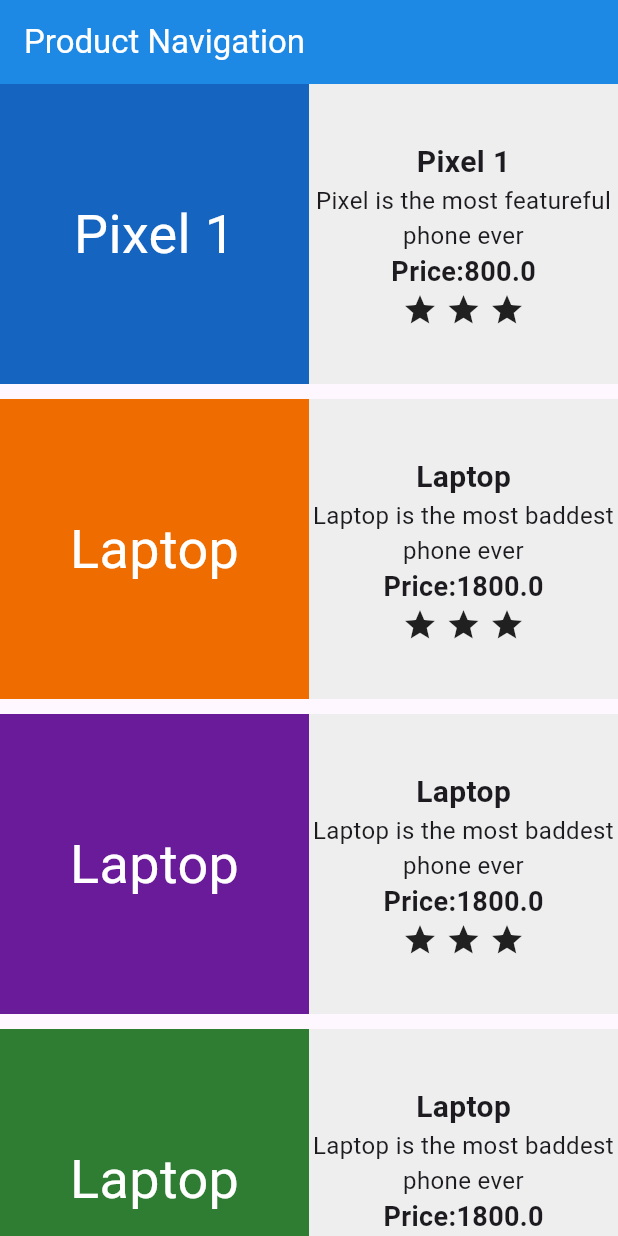
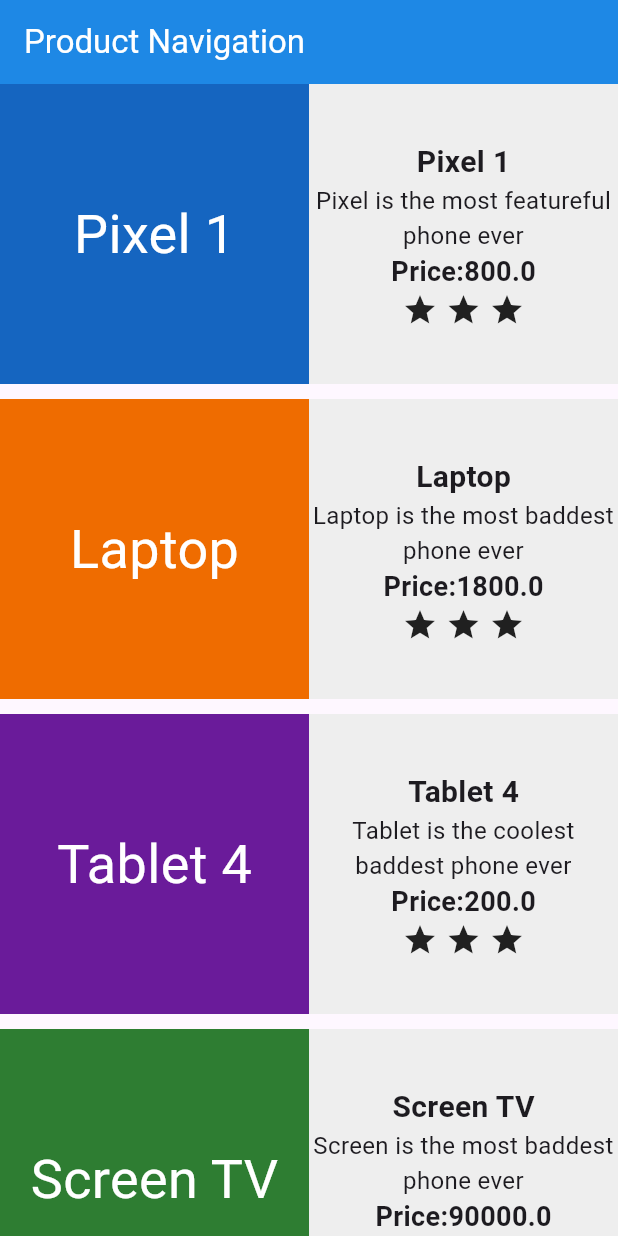
Before and after one commit to i-ganza007/Product_Navigation_Flutter_App, a Flutter app: the screen it shows after launch, on a phone screen of 412 x 824 dp. Run offline on Flutter 3.47's test engine with Material 3 defaults, Android fonts, the phone set to English and light mode, and no system bars.

Commit message:
Update firstpage.dart

```diff
--- a/lib/pages/firstpage.dart
+++ b/lib/pages/firstpage.dart
@@ -1,6 +1,7 @@
-// FirstPage.dart
 import 'package:flutter/material.dart';
+//import 'package:navigation/pages/secondfile.dart';
 import '../InitialCard.dart';
+import './secondpage.dart';
 
 void main() {
   runApp(FirstPage());
@@ -20,47 +21,82 @@ class FirstPage extends StatelessWidget {
         ),
         body: ListView(
           children:[
-            Initial(
+
+            GestureDetector(
+              onTap: () => _navigateToDetailPage(
+                  context, 'Pixel 1', 'Pixel is the most featureful phone ever', 800, Colors.blue[800] ?? Colors.blue),
+              child: Initial(
               title: 'Pixel 1',
               description: 'Pixel is the most featureful phone ever',
               price: 800,
-            cardColor: Colors.blue[800] ?? Colors.blue, // Provide a default color if null
+              cardColor: Colors.blue[800] ?? Colors.blue,
                         ),
-          Initial(
+            ),
+
+          GestureDetector(
+            onTap: () => _navigateToDetailPage(
+                  context, 'Laptop', 'Laptop is the most baddest phone ever', 1800, Colors.orange[800] ?? Colors.orange),
+            child: Initial(
               title: 'Laptop',
               description: 'Laptop is the most baddest phone ever',
               price: 1800,
-            cardColor: Colors.orange[800] ?? Colors.orange, // Provide a default color if null
+              cardColor: Colors.orange[800] ?? Colors.orange,
             ),
-          Initial(
-            title: 'Laptop',
-            description: 'Laptop is the most baddest phone ever',
-            price: 1800,
-            cardColor: Colors.purple[800] ?? Colors.purple, // Provide a default color if null
           ),
-          Initial(
-            title: 'Laptop',
-            description: 'Laptop is the most baddest phone ever',
-            price: 1800,
-            cardColor: Colors.green[800] ?? Colors.green, // Provide a default color if null
+
+          GestureDetector(
+            onTap: () => _navigateToDetailPage(
+                  context, 'Pixel 1', 'Tablet is the coolest baddest phone ever', 200, Colors.purple[800] ?? Colors.purple),
+            child: Initial(
+              title: 'Tablet 4',
+              description: 'Tablet is the coolest baddest phone ever',
+              price: 200,
+              cardColor: Colors.purple[800] ?? Colors.purple,
             ),
-          Initial(
-            title: 'Laptop',
-            description: 'Laptop is the most baddest phone ever',
-            price: 1800,
-            cardColor: Colors.indigo[800] ?? Colors.indigo, // Provide a default color if null
           ),
-          Initial(
-            title: 'Laptop',
-            description: 'Laptop is the most baddest phone ever',
-            price: 1800,
-            cardColor: Colors.yellow[800] ?? Colors.yellow, // Provide a default color if null
+
+          GestureDetector(
+            onTap: () => _navigateToDetailPage(
+                  context, 'Screen TV', 'Screen is the most ever', 90000, Colors.green[800] ?? Colors.green),
+            child: Initial(
+              title: 'Screen TV',
+              description: 'Screen is the most baddest phone ever',
+              price: 90000,
+              cardColor: Colors.green[800] ?? Colors.green,
             ),
-          Initial(
-            title: 'Laptop',
-            description: 'Laptop is the most baddest phone ever',
-            price: 1800,
-            cardColor: Colors.pinkAccent[800] ?? Colors.pinkAccent, // Provide a default color if null
+          ),
+
+          GestureDetector(
+            onTap: () => _navigateToDetailPage(
+                  context, 'Fridge', 'Frigo ibika ibiryo byiza', 800, Colors.indigo[800] ?? Colors.indigo),
+            child: Initial(
+              title: 'Fridge',
+              description: 'Frigo ibika ibiryo byiza',
+              price: 800,
+              cardColor: Colors.indigo[800] ?? Colors.indigo,
+            ),
+          ),
+
+          GestureDetector(
+            onTap: () => _navigateToDetailPage(
+                  context, 'Tesla 7', 'Tesla Driving is Here', 1000, Colors.yellow[800] ?? Colors.yellow),
+            child: Initial(
+              title: 'Tesla 7',
+              description: 'Tesla Driving is Here',
+              price: 1000,
+              cardColor: Colors.yellow[800] ?? Colors.yellow,
+            ),
+          ),
+
+          GestureDetector(
+            onTap: () => _navigateToDetailPage(
+                  context, 'Watch 8', 'Pixel is the most featureful phone ever', 200, Colors.pinkAccent[800] ?? Colors.pinkAccent),
+            child: Initial(
+              title: 'Watch 8',
+              description: 'Telling the Time',
+              price: 200,
+              cardColor: Colors.pinkAccent[800] ?? Colors.pinkAccent,
+            ),
           )
           ] ,
         ),
@@ -69,3 +105,17 @@ class FirstPage extends StatelessWidget {
     );
   }
 }
+
+void _navigateToDetailPage(BuildContext context, String title, String description, double price, Color cardColor) {
+    Navigator.push(
+      context,
+      MaterialPageRoute(
+        builder: (context) => SecondPage(
+          title: title,
+          description: description,
+          price: price,
+          cardColor: cardColor,
+        ),
+      ),
+    );
+  }
```
Lines whose indentation alone changed are shown as unchanged.
